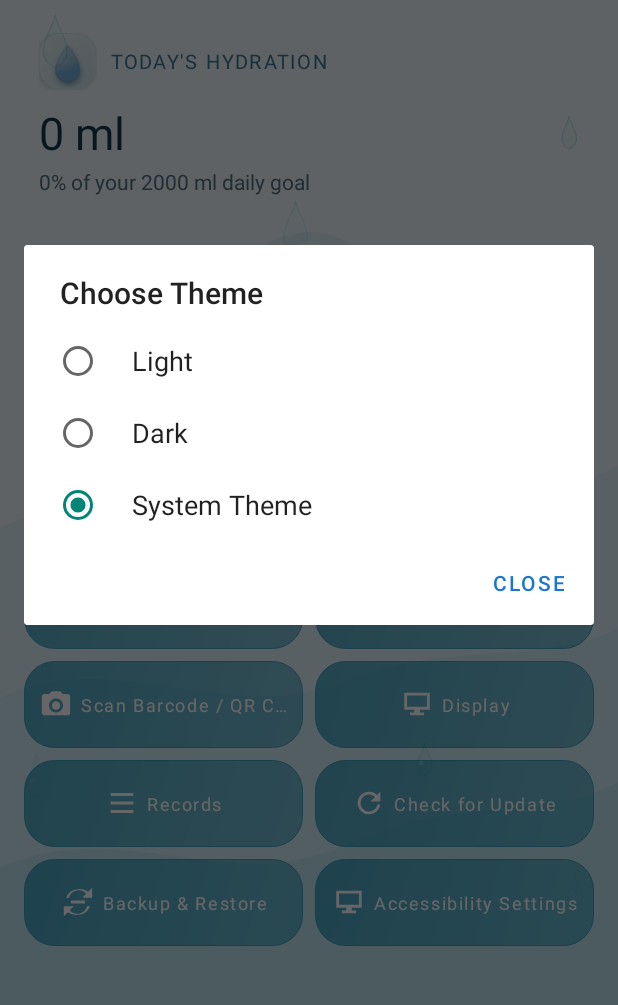
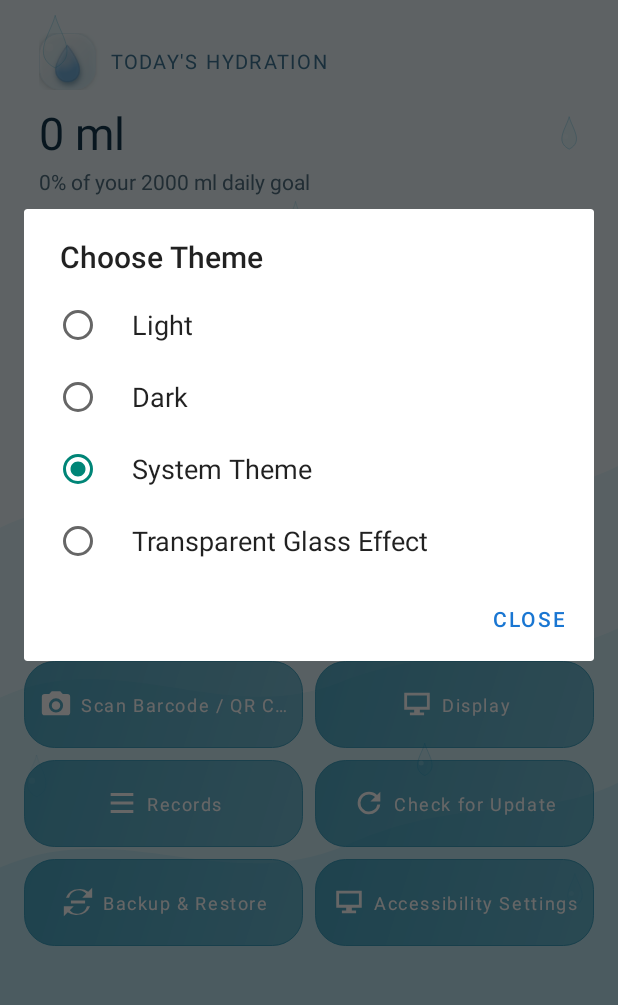
Before and after one commit to muhammadibnabdullah190/WaterTracker, an Android app: the screen it shows after launch (MainActivity), after a tap on "Theme", on a phone screen of 412 x 824 dp, the part 183-1188 px from its top. Run offline under Robolectric (Android 15) with nearby library versions, the phone set to English and light mode, and no system bars; libraries missing offline, so code that uses them is left out: androidx.camera.core, androidx.camera.lifecycle, androidx.camera.view, com.google.mlkit.vision.

Commit message:
Add Transparent Glass Effect theme option

```diff
--- a/app/src/main/java/com/example/watertracker/MainActivity.kt
+++ b/app/src/main/java/com/example/watertracker/MainActivity.kt
@@ -154,9 +154,14 @@ class MainActivity : AppCompatActivity(), SensorEventListener {
             setPadding(dp(20), dp(18), dp(18), dp(18))
             background = android.graphics.drawable.GradientDrawable(
                 android.graphics.drawable.GradientDrawable.Orientation.TL_BR,
-                if (transparentTheme) intArrayOf(android.graphics.Color.rgb(5, 105, 175), android.graphics.Color.rgb(0, 150, 160))
-                else intArrayOf(android.graphics.Color.rgb(5, 105, 175), android.graphics.Color.rgb(0, 150, 160))
-            ).apply { cornerRadius = dp(26).toFloat() }
+                if (transparentTheme) intArrayOf(
+                    android.graphics.Color.argb(178, 224, 248, 255),
+                    android.graphics.Color.argb(145, 174, 224, 239)
+                ) else intArrayOf(android.graphics.Color.rgb(5, 105, 175), android.graphics.Color.rgb(0, 150, 160))
+            ).apply {
+                cornerRadius = dp(26).toFloat()
+                if (transparentTheme) setStroke(dp(1), android.graphics.Color.argb(190, 255, 255, 255))
+            }
         }
         val logo = android.widget.ImageView(this).apply {
             setImageResource(R.drawable.ic_water_tracker)
@@ -168,13 +173,13 @@ class MainActivity : AppCompatActivity(), SensorEventListener {
         heroText.addView(TextView(this).apply {
             text = "Drinkable Water Reminder"
             textSize = 27f
-            setTextColor(android.graphics.Color.WHITE)
+            setTextColor(if (transparentTheme) android.graphics.Color.rgb(20, 69, 91) else android.graphics.Color.WHITE)
             setTypeface(typeface, Typeface.BOLD)
         })
         heroText.addView(TextView(this).apply {
             text = "Small sips. Better habits."
             textSize = 14f
-            setTextColor(android.graphics.Color.rgb(224, 245, 255))
+            setTextColor(if (transparentTheme) android.graphics.Color.rgb(45, 91, 108) else android.graphics.Color.rgb(224, 245, 255))
             setPadding(0, dp(5), 0, 0)
         })
         heroContent.addView(heroText)
@@ -684,13 +689,16 @@ class MainActivity : AppCompatActivity(), SensorEventListener {
     private fun applyThemePreference() {
         val prefs = getSharedPreferences("water_tracker", MODE_PRIVATE)
         val stored = prefs.getString("theme", "system") ?: "system"
+        // Glass is a visual treatment layered over the light palette; preserve its selection.
         val mode = when (stored) {
-            "light", "choice_light" -> "light"
+            "light", "choice_light", "transparent" -> "light"
             "dark", "choice_dark" -> "dark"
             "system" -> "system"
             else -> "system"
         }
-        if (stored != mode) prefs.edit().putString("theme", mode).apply()
+        if (stored !in setOf("light", "choice_light", "dark", "choice_dark", "system", "transparent")) {
+            prefs.edit().putString("theme", "system").apply()
+        }
         val nightMode = when (mode) {
             "light" -> AppCompatDelegate.MODE_NIGHT_NO
             "dark" -> AppCompatDelegate.MODE_NIGHT_YES
@@ -708,14 +716,24 @@ class MainActivity : AppCompatActivity(), SensorEventListener {
     }
 
     private fun showThemeOptions() {
-        val options = arrayOf("Light", "Dark", "System Theme")
+        val options = arrayOf("Light", "Dark", "System Theme", "Transparent Glass Effect")
         val current = getSharedPreferences("water_tracker", MODE_PRIVATE)
             .getString("theme", "system") ?: "system"
-        val checked = when (current) { "light" -> 0; "dark" -> 1; else -> 2 }
+        val checked = when (current) {
+            "light" -> 0
+            "dark" -> 1
+            "transparent" -> 3
+            else -> 2
+        }
         AlertDialog.Builder(this)
             .setTitle("Choose Theme")
             .setSingleChoiceItems(options, checked) { dialog, which ->
-                val mode = when (which) { 0 -> "light"; 1 -> "dark"; else -> "system" }
+                val mode = when (which) {
+                    0 -> "light"
+                    1 -> "dark"
+                    2 -> "system"
+                    else -> "transparent"
+                }
                 dialog.dismiss()
                 saveThemeMode(mode)
             }
```
